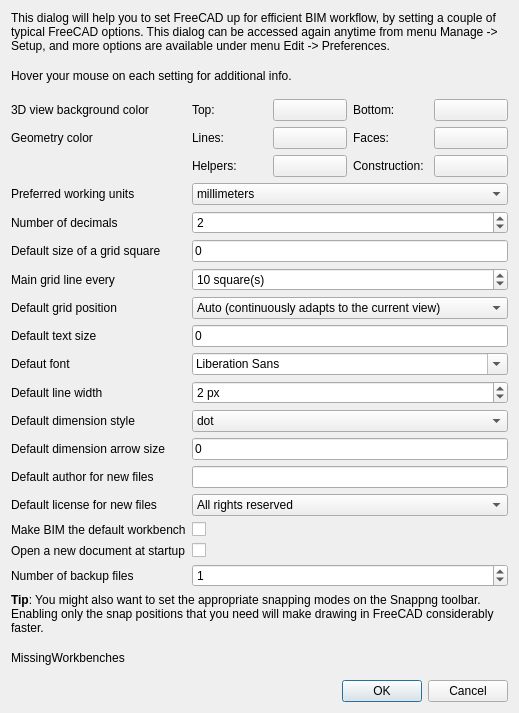
The window that dialogSetup.ui (yorikvanhavre/BIM_Workbench) describes before a commit, drawn with Qt 5.
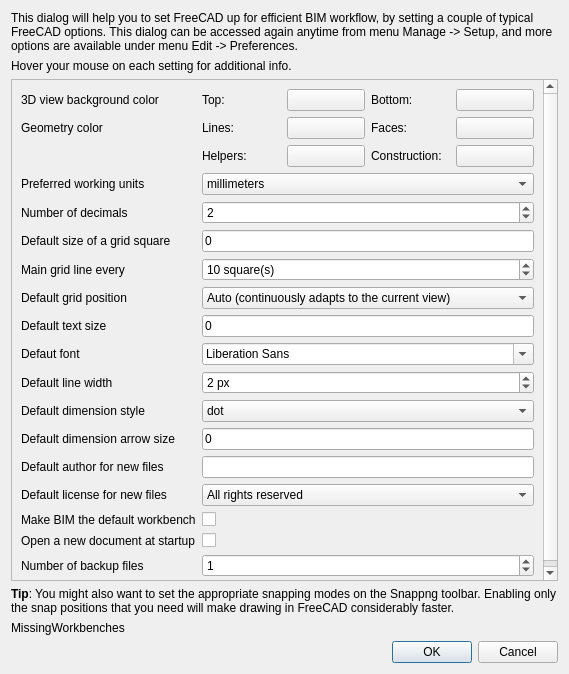
The same window after the commit. Custom widgets are drawn as their Qt base class.

Commit message: Added scrollbars to setup dialog

The edit to the form file:
```diff
--- a/dialogSetup.ui
+++ b/dialogSetup.ui
@@ -9,8 +9,8 @@
    <rect>
     <x>0</x>
     <y>0</y>
-    <width>519</width>
-    <height>713</height>
+    <width>569</width>
+    <height>674</height>
    </rect>
   </property>
   <property name="windowTitle">
@@ -35,6 +35,21 @@
     </widget>
    </item>
    <item>
+    <widget class="QScrollArea" name="scrollArea">
+     <property name="widgetResizable">
+      <bool>true</bool>
+     </property>
+     <widget class="QWidget" name="scrollAreaWidgetContents">
+      <property name="geometry">
+       <rect>
+        <x>0</x>
+        <y>-101</y>
+        <width>536</width>
+        <height>587</height>
+       </rect>
+      </property>
+      <layout class="QVBoxLayout" name="verticalLayout_2">
+       <item>
     <layout class="QGridLayout" name="gridLayout">
      <item row="14" column="1">
       <widget class="QComboBox" name="settingLicense">
@@ -502,6 +517,10 @@
       </layout>
      </item>
     </layout>
+       </item>
+      </layout>
+     </widget>
+    </widget>
    </item>
    <item>
     <widget class="QLabel" name="label_13">
```
Lines whose indentation alone changed are shown as unchanged.
